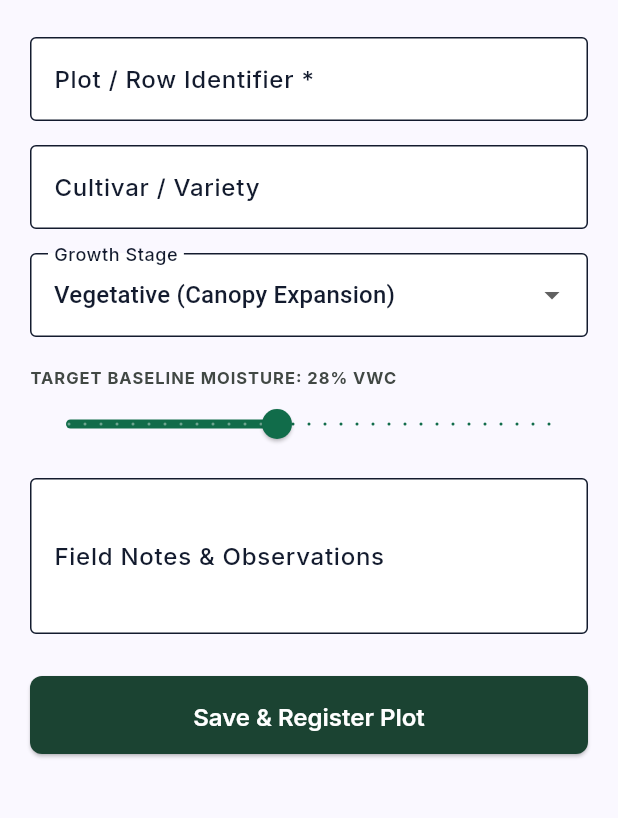
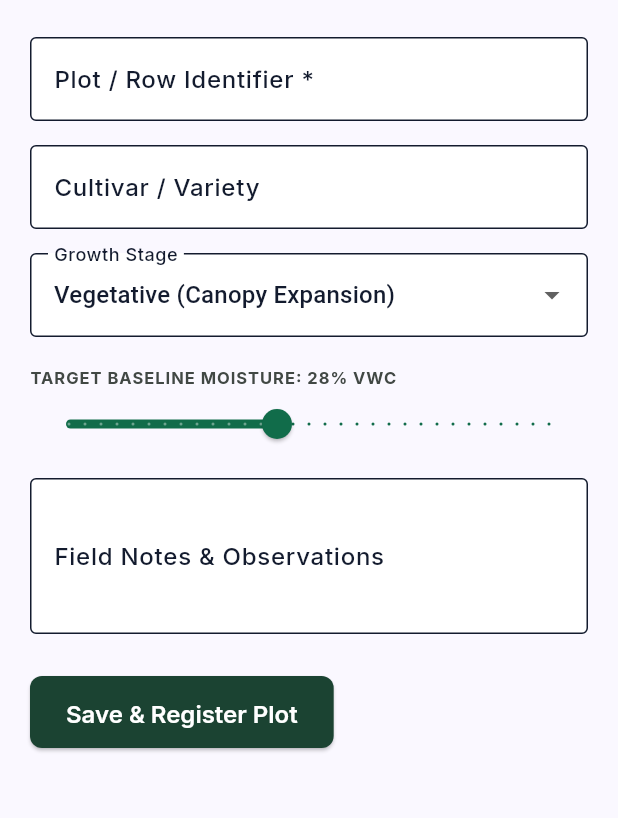
Before and after one commit to Aureeeus/FloraScan, a Flutter app: the AddPlantScreen screen opened by its route, on a phone screen of 412 x 824 dp, the part 212-1030 px from its top. Run offline on Flutter 3.47's test engine with Material 3 defaults, Android fonts, the phone set to English and light mode, and no system bars; our stand-ins replace flutter_riverpod, go_router, google_fonts.

Commit message:
style(theme): update botanical color tokens and Material 3 theme styling
- Refine tonal surface palettes, accent greens, and container colors

- Harmonize theme with agricultural design specifications

```diff
--- a/lib/core/theme/app_colors.dart
+++ b/lib/core/theme/app_colors.dart
@@ -1,24 +1,37 @@
 import 'package:flutter/material.dart';
 
-/// Centralized color palette defined by the FloraScan Field-Ready AgriTech design system.
+/// Centralized color palette defined by the FloraScan Field-Ready AgriTech design system in Google Stitch.
 ///
-/// Follows Single Source of Truth (SSOT) for all brand and telemetry colors.
+/// Follows Single Source of Truth (SSOT) and Clean Architecture standards.
 abstract final class AppColors {
   // Brand & Foundation
   static const Color primary = Color(0xFF012D1D);
   static const Color onPrimary = Color(0xFFFFFFFF);
   static const Color primaryContainer = Color(0xFF1B4332);
   static const Color onPrimaryContainer = Color(0xFF86AF99);
+  static const Color primaryFixed = Color(0xFFC1ECD4);
+  static const Color primaryFixedDim = Color(0xFFA5D0B9);
+  static const Color onPrimaryFixed = Color(0xFF002114);
+  static const Color onPrimaryFixedVariant = Color(0xFF274E3D);
+  static const Color inversePrimary = Color(0xFFA5D0B9);
 
   static const Color secondary = Color(0xFF116C4A);
   static const Color onSecondary = Color(0xFFFFFFFF);
   static const Color secondaryContainer = Color(0xFFA1F4C8);
   static const Color onSecondaryContainer = Color(0xFF1B724F);
+  static const Color secondaryFixed = Color(0xFFA1F4C8);
+  static const Color secondaryFixedDim = Color(0xFF86D7AD);
+  static const Color onSecondaryFixed = Color(0xFF002113);
+  static const Color onSecondaryFixedVariant = Color(0xFF005236);
 
   static const Color tertiary = Color(0xFF3D1F00);
   static const Color onTertiary = Color(0xFFFFFFFF);
   static const Color tertiaryContainer = Color(0xFF59330B);
   static const Color onTertiaryContainer = Color(0xFFD29B6B);
+  static const Color tertiaryFixed = Color(0xFFFFDCC1);
+  static const Color tertiaryFixedDim = Color(0xFFF6BB87);
+  static const Color onTertiaryFixed = Color(0xFF2E1500);
+  static const Color onTertiaryFixedVariant = Color(0xFF663D15);
 
   // Surfaces & Backgrounds
   static const Color surface = Color(0xFFFAF8FF);
@@ -31,6 +44,12 @@ abstract final class AppColors {
   static const Color surfaceContainerHigh = Color(0xFFE2E7FF);
   static const Color surfaceContainerHighest = Color(0xFFDAE2FD);
   static const Color onSurfaceVariant = Color(0xFF414844);
+  static const Color inverseSurface = Color(0xFF283044);
+  static const Color inverseOnSurface = Color(0xFFEEF0FF);
+  static const Color background = Color(0xFFFAF8FF);
+  static const Color onBackground = Color(0xFF131B2E);
+  static const Color surfaceVariant = Color(0xFFDAE2FD);
+  static const Color surfaceTint = Color(0xFF3F6653);
 
   static const Color outline = Color(0xFF717973);
   static const Color outlineVariant = Color(0xFFC1C8C2);
--- a/lib/core/theme/app_theme.dart
+++ b/lib/core/theme/app_theme.dart
@@ -84,7 +84,7 @@ abstract final class AppTheme {
         style: ElevatedButton.styleFrom(
           backgroundColor: AppColors.primaryContainer,
           foregroundColor: AppColors.onPrimary,
-          minimumSize: const Size.fromHeight(52),
+          minimumSize: const Size(64, 48),
           shape: RoundedRectangleBorder(
             borderRadius: BorderRadius.circular(8),
           ),
```
